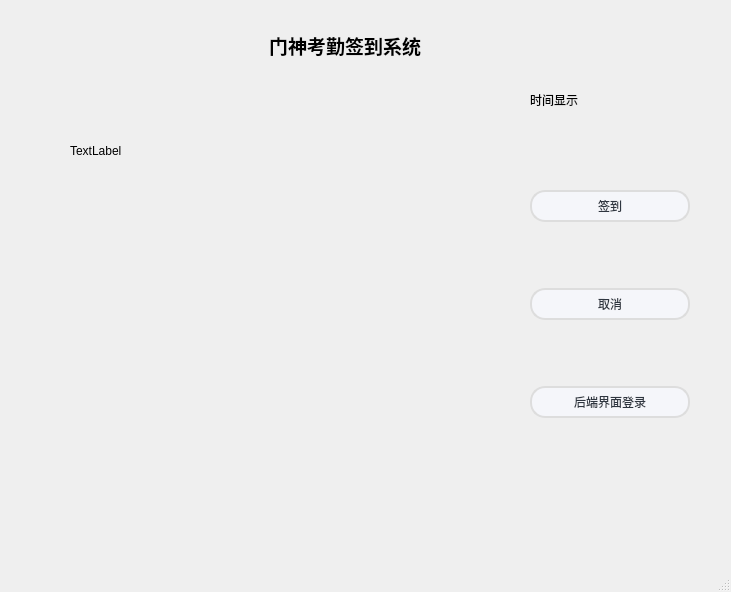
Above: CDSignInSystem/mainwindow.ui from ClearDewy/CDSignInSystem before the change. Below: the same form after it.
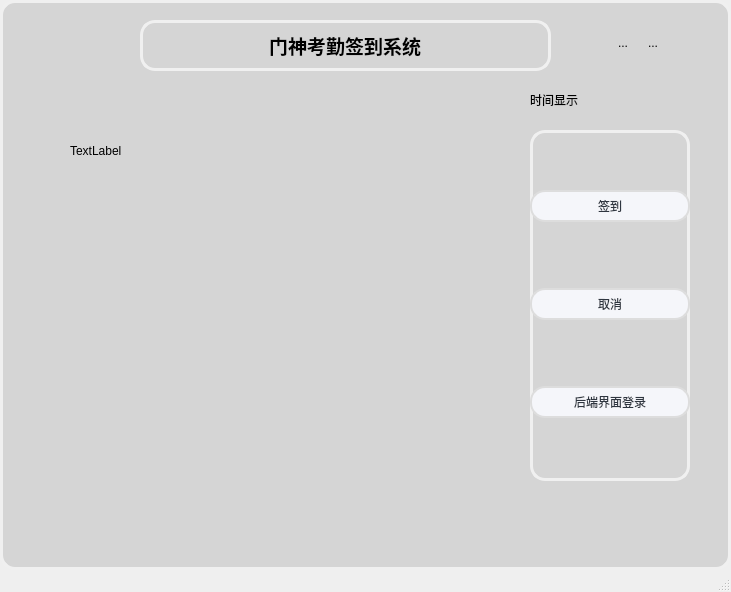
That is the form after the change.

The edit to the form file:
```diff
--- a/CDSignInSystem/mainwindow.ui
+++ b/CDSignInSystem/mainwindow.ui
@@ -13,6 +13,16 @@
   <property name="windowTitle">
    <string>CD Sign In System</string>
   </property>
+  <property name="styleSheet">
+   <string notr="true">.QWidget{
+background-color: rgb(213, 213, 213);
+border-radius: 15px;
+border:3px solid rgb(240, 240, 240);
+}
+.QWidget,.QToolButton{
+background-color: rgb(213, 213, 213);
+}</string>
+  </property>
   <widget class="QWidget" name="centralwidget">
    <widget class="QLabel" name="videoLable">
     <property name="geometry">
@@ -213,16 +223,84 @@
      </item>
     </layout>
    </widget>
-  </widget>
-  <widget class="QMenuBar" name="menubar">
-   <property name="geometry">
-    <rect>
-     <x>0</x>
-     <y>0</y>
-     <width>731</width>
-     <height>26</height>
-    </rect>
-   </property>
+   <widget class="QToolButton" name="closeButton">
+    <property name="geometry">
+     <rect>
+      <x>640</x>
+      <y>30</y>
+      <width>26</width>
+      <height>26</height>
+     </rect>
+    </property>
+    <property name="styleSheet">
+     <string notr="true">QToolButton{   
+	border-top: 3px outset transparent;           /* 上边框宽度3像素、突出显示、颜色为透明 */
+	border-bottom: 3px outset transparent;
+	border-right: 3px outset transparent;
+	border-left: 3px outset transparent;
+    min-width: 20px;                            /* 控件最小宽度 */
+    min-height: 20px;
+}
+
+/* 鼠标悬停 */
+QToolButton:hover{
+	background-color: rgb(205, 205, 205);
+}
+
+/* 点击和按下 */
+QToolButton:pressed{
+	/*border-left: 3px outset rgb(93, 95, 97); 左边框宽度3像素、突出显示、颜色为深深灰 */
+	background-color: rgb(246, 246, 246);	
+}
+
+QPushButton:default {
+    border-color: navy; /* make the default button prominent */
+}
+</string>
+    </property>
+    <property name="text">
+     <string>...</string>
+    </property>
+   </widget>
+   <widget class="QToolButton" name="minSizeButton">
+    <property name="geometry">
+     <rect>
+      <x>610</x>
+      <y>30</y>
+      <width>26</width>
+      <height>26</height>
+     </rect>
+    </property>
+    <property name="styleSheet">
+     <string notr="true">QToolButton{   
+	border-top: 3px outset transparent;           /* 上边框宽度3像素、突出显示、颜色为透明 */
+	border-bottom: 3px outset transparent;
+	border-right: 3px outset transparent;
+	border-left: 3px outset transparent;
+    min-width: 20px;                            /* 控件最小宽度 */
+    min-height: 20px;
+}
+
+/* 鼠标悬停 */
+QToolButton:hover{
+	background-color: rgb(205, 205, 205);
+}
+
+/* 点击和按下 */
+QToolButton:pressed{
+	/*border-left: 3px outset rgb(93, 95, 97); 左边框宽度3像素、突出显示、颜色为深深灰 */
+	background-color: rgb(246, 246, 246);	
+}
+
+QPushButton:default {
+    border-color: navy; /* make the default button prominent */
+}
+</string>
+    </property>
+    <property name="text">
+     <string>...</string>
+    </property>
+   </widget>
   </widget>
   <widget class="QStatusBar" name="statusbar"/>
  </widget>
```
